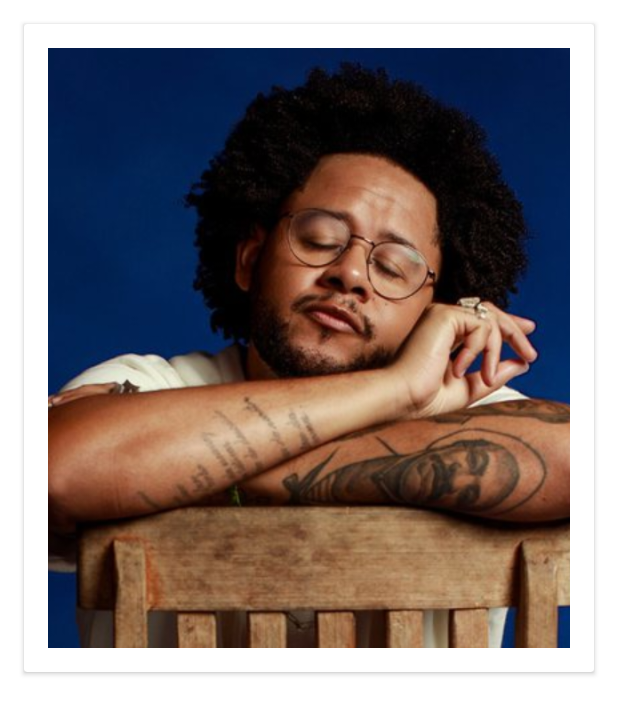
After one commit to jennysival/AppMinhaMusicaFavorita, an Android app: the layout album_item.xml on its own in the app's theme, with its tools: preview values and no code run, on a phone screen of 412 x 824 dp. The commit adds this screen. Shown: the top 714 px of the screen. Run offline under Robolectric (Android 15) with nearby library versions, the phone set to English and light mode, and no system bars.

Commit message:
Implementar layout do cardView

```diff
--- /dev/null
+++ b/app/src/main/res/layout/album_item.xml
@@ -0,0 +1,30 @@
+<?xml version="1.0" encoding="utf-8"?>
+<androidx.cardview.widget.CardView
+    android:id="@+id/cv_albumItem"
+    xmlns:android="http://schemas.android.com/apk/res/android"
+    xmlns:app="http://schemas.android.com/apk/res-auto"
+    android:layout_width="wrap_content"
+    android:layout_height="wrap_content"
+    android:layout_margin="@dimen/margem_16">
+
+    <androidx.constraintlayout.widget.ConstraintLayout
+        android:layout_width="wrap_content"
+        android:layout_height="wrap_content"
+        android:layout_margin="@dimen/margem_16">
+
+        <ImageView
+            android:id="@+id/iv_albumNaLista"
+            android:layout_width="@dimen/largura_400"
+            android:layout_height="@dimen/altura_400"
+            android:src="@drawable/foto_retrato_emicida"
+            android:contentDescription="@string/descricao_retrato_emicida"
+            android:scaleType="centerCrop"
+            app:layout_constraintTop_toTopOf="parent"
+            app:layout_constraintStart_toStartOf="parent"
+            app:layout_constraintEnd_toEndOf="parent"
+            app:layout_constraintBottom_toBottomOf="parent"/>
+
+    </androidx.constraintlayout.widget.ConstraintLayout>
+
+
+</androidx.cardview.widget.CardView>
--- a/app/src/main/res/layout/fragment_fotos.xml
+++ b/app/src/main/res/layout/fragment_fotos.xml
@@ -19,4 +19,14 @@
         app:layout_constraintStart_toStartOf="parent"
         app:layout_constraintEnd_toEndOf="parent"/>
 
+    <androidx.recyclerview.widget.RecyclerView
+        android:id="@+id/rv_listaAlbuns"
+        android:layout_width="match_parent"
+        android:layout_height="@dimen/altura_0"
+        android:layout_margin="@dimen/margem_16"
+        app:layout_constraintTop_toBottomOf="@id/tv_titulo_lista_albuns"
+        app:layout_constraintStart_toStartOf="parent"
+        app:layout_constraintEnd_toEndOf="parent"
+        app:layout_constraintBottom_toBottomOf="parent"/>
+
 </androidx.constraintlayout.widget.ConstraintLayout>
--- a/app/src/main/res/values/dimens.xml
+++ b/app/src/main/res/values/dimens.xml
@@ -9,4 +9,6 @@
     <dimen name="margem_16">16dp</dimen>
     <dimen name="tamanho_fonte_12">12sp</dimen>
     <dimen name="largura_0">0dp</dimen>
+    <dimen name="largura_400">400dp</dimen>
+    <dimen name="altura_400">400dp</dimen>
 </resources>
```
